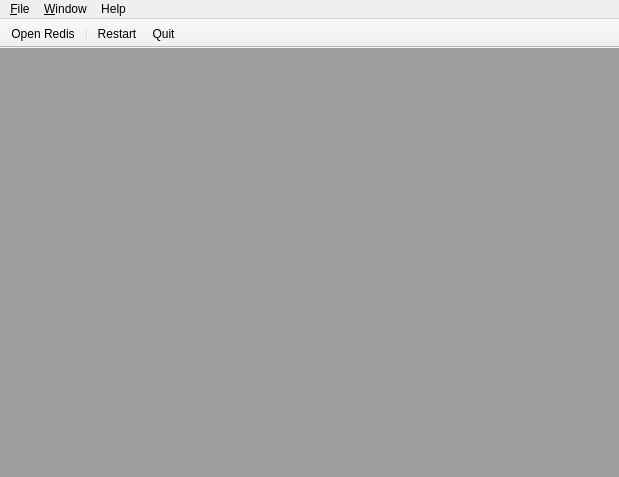
tiagocoutinho/qredis, file qredis/ui/RedisWindow.ui: the form before one commit.
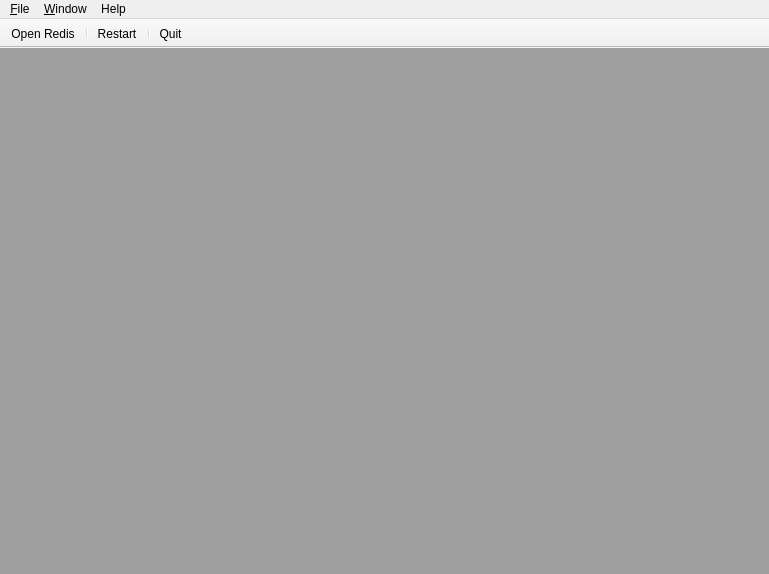
The form after the commit. Icons and pictures are not drawn.

```diff
--- a/qredis/ui/RedisWindow.ui
+++ b/qredis/ui/RedisWindow.ui
@@ -6,8 +6,8 @@
    <rect>
     <x>0</x>
     <y>0</y>
-    <width>619</width>
-    <height>477</height>
+    <width>769</width>
+    <height>574</height>
    </rect>
   </property>
   <property name="windowTitle">
@@ -46,6 +46,7 @@
    <addaction name="open_db_action"/>
    <addaction name="separator"/>
    <addaction name="restart_action"/>
+   <addaction name="separator"/>
    <addaction name="quit_action"/>
   </widget>
   <widget class="QMenuBar" name="menuBar">
@@ -53,8 +54,8 @@
     <rect>
      <x>0</x>
      <y>0</y>
-     <width>619</width>
-     <height>27</height>
+     <width>769</width>
+     <height>20</height>
     </rect>
    </property>
    <widget class="QMenu" name="menuFile">
```
Left out of the diff: 28 changed lines with no effect on the pictures.
